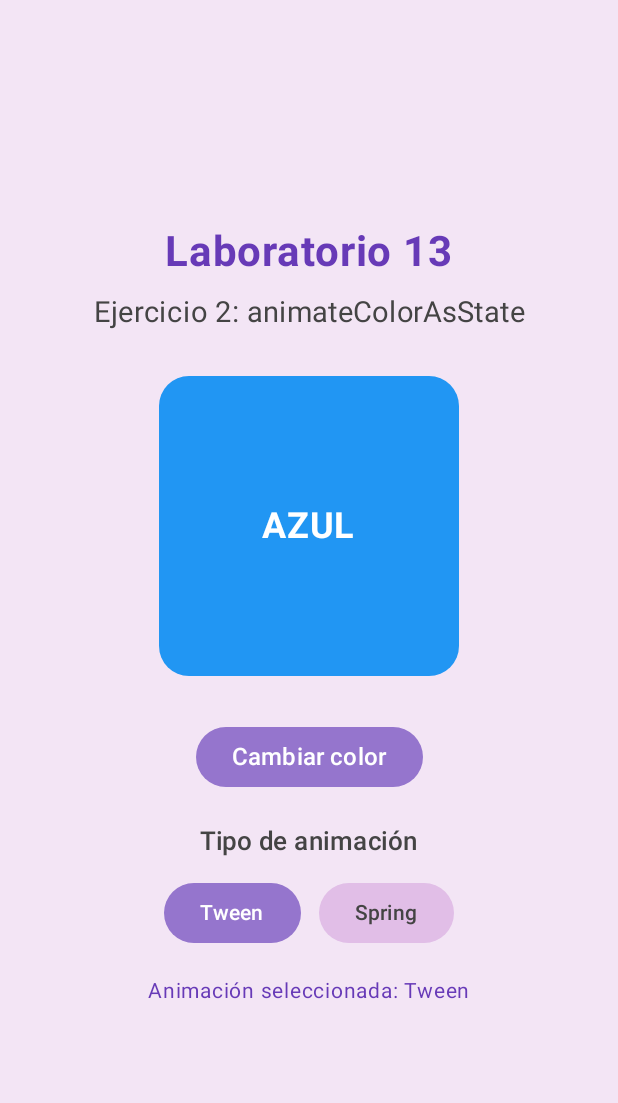
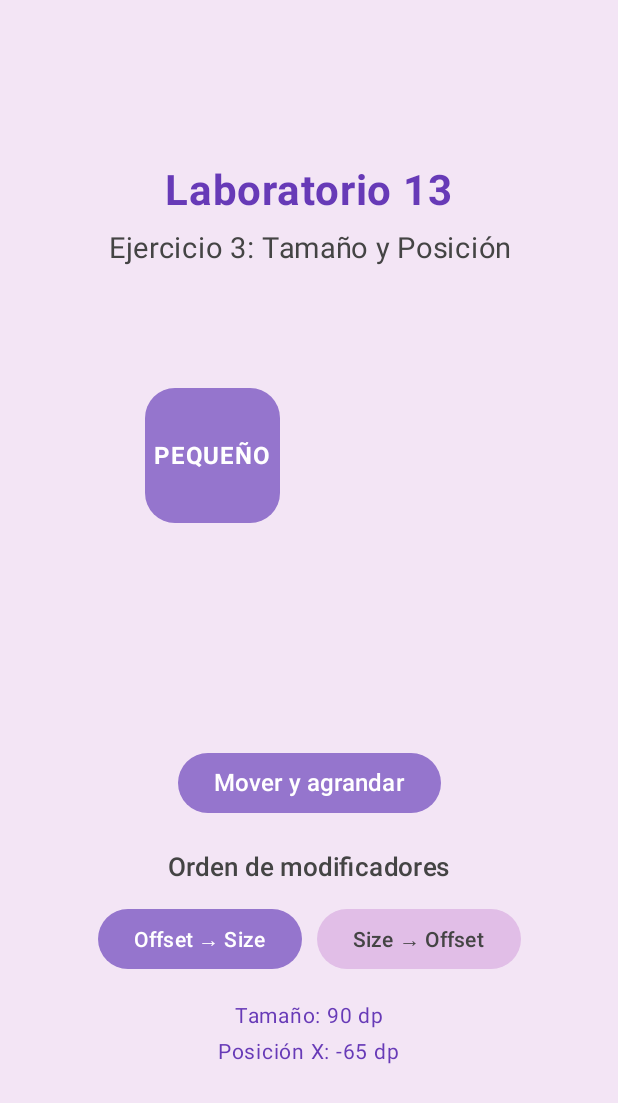
Before and after one commit to ariadnacoyla-max/AnimacionesLab13, an Android app built with Jetpack Compose: the screen it shows after launch (MainActivity), on a phone screen of 412 x 824 dp. Shown: the top 1103 px of the screen. Run offline under Robolectric (Android 15) with nearby library versions, the phone set to English and light mode, and no system bars.

Commit message:
Implementar ejercicio 3 animacion de tamano y posicion

```diff
--- /dev/null
+++ b/app/src/main/java/com/tecsup/animacioneslab13/Ejercicio3.kt
@@ -0,0 +1,201 @@
+package com.tecsup.animacioneslab13
+
+import androidx.compose.animation.core.animateDpAsState
+import androidx.compose.animation.core.tween
+import androidx.compose.foundation.background
+import androidx.compose.foundation.layout.*
+import androidx.compose.foundation.shape.RoundedCornerShape
+import androidx.compose.material3.*
+import androidx.compose.runtime.*
+import androidx.compose.ui.Alignment
+import androidx.compose.ui.Modifier
+import androidx.compose.ui.graphics.Color
+import androidx.compose.ui.text.font.FontWeight
+import androidx.compose.ui.text.style.TextAlign
+import androidx.compose.ui.tooling.preview.Preview
+import androidx.compose.ui.unit.dp
+import androidx.compose.ui.unit.sp
+
+@Composable
+fun PantallaEjercicio3(modifier: Modifier = Modifier) {
+
+    // Controla si el cuadro está expandido.
+    var expandido by remember { mutableStateOf(false) }
+
+    // Permite experimentar con el orden de los modificadores.
+    var offsetPrimero by remember { mutableStateOf(true) }
+
+    val lila = Color(0xFF9575CD)
+    val fondoLila = Color(0xFFF3E5F5)
+
+    // Anima el tamaño del cuadro.
+    val tamanoAnimado by animateDpAsState(
+        targetValue = if (expandido) 150.dp else 90.dp,
+        animationSpec = tween(durationMillis = 1000),
+        label = "AnimacionTamano"
+    )
+
+    // Anima la posición horizontal del cuadro.
+    val posicionX by animateDpAsState(
+        targetValue = if (expandido) 65.dp else (-65).dp,
+        animationSpec = tween(durationMillis = 1000),
+        label = "AnimacionPosicionX"
+    )
+
+    // Anima la posición vertical del cuadro.
+    val posicionY by animateDpAsState(
+        targetValue = if (expandido) 35.dp else (-35).dp,
+        animationSpec = tween(durationMillis = 1000),
+        label = "AnimacionPosicionY"
+    )
+
+    Column(
+        modifier = modifier
+            .fillMaxSize()
+            .background(fondoLila)
+            .padding(20.dp),
+        horizontalAlignment = Alignment.CenterHorizontally,
+        verticalArrangement = Arrangement.Center
+    ) {
+
+        Text(
+            text = "Laboratorio 13",
+            fontSize = 28.sp,
+            fontWeight = FontWeight.Bold,
+            color = Color(0xFF673AB7)
+        )
+
+        Spacer(modifier = Modifier.height(10.dp))
+
+        Text(
+            text = "Ejercicio 3: Tamaño y Posición",
+            fontSize = 19.sp,
+            color = Color.DarkGray,
+            textAlign = TextAlign.Center
+        )
+
+        Spacer(modifier = Modifier.height(20.dp))
+
+        // Área que contiene el cuadro animado.
+        Box(
+            modifier = Modifier
+                .fillMaxWidth()
+                .height(280.dp),
+            contentAlignment = Alignment.Center
+        ) {
+
+            // Permite comparar el orden de offset y size.
+            val modificadorCuadro =
+                if (offsetPrimero) {
+                    Modifier
+                        .offset(x = posicionX, y = posicionY)
+                        .size(tamanoAnimado)
+                } else {
+                    Modifier
+                        .size(tamanoAnimado)
+                        .offset(x = posicionX, y = posicionY)
+                }
+
+            Box(
+                modifier = modificadorCuadro
+                    .background(
+                        color = lila,
+                        shape = RoundedCornerShape(20.dp)
+                    ),
+                contentAlignment = Alignment.Center
+            ) {
+                Text(
+                    text = if (expandido) "GRANDE" else "PEQUEÑO",
+                    color = Color.White,
+                    fontSize = 16.sp,
+                    fontWeight = FontWeight.Bold
+                )
+            }
+        }
+
+        Spacer(modifier = Modifier.height(20.dp))
+
+        // Botón que activa el movimiento y el cambio de tamaño.
+        Button(
+            onClick = {
+                expandido = !expandido
+            },
+            colors = ButtonDefaults.buttonColors(
+                containerColor = lila
+            )
+        ) {
+            Text(
+                text = if (expandido)
+                    "Volver al inicio"
+                else
+                    "Mover y agrandar",
+                fontSize = 16.sp
+            )
+        }
+
+        Spacer(modifier = Modifier.height(20.dp))
+
+        Text(
+            text = "Orden de modificadores",
+            fontSize = 17.sp,
+            fontWeight = FontWeight.SemiBold,
+            color = Color.DarkGray
+        )
+
+        Spacer(modifier = Modifier.height(12.dp))
+
+        Row(
+            horizontalArrangement = Arrangement.spacedBy(10.dp),
+            verticalAlignment = Alignment.CenterVertically
+        ) {
+
+            Button(
+                onClick = { offsetPrimero = true },
+                colors = ButtonDefaults.buttonColors(
+                    containerColor = if (offsetPrimero)
+                        lila else Color(0xFFE1BEE7)
+                )
+            ) {
+                Text(
+                    "Offset → Size",
+                    color = if (offsetPrimero)
+                        Color.White else Color.DarkGray
+                )
+            }
+
+            Button(
+                onClick = { offsetPrimero = false },
+                colors = ButtonDefaults.buttonColors(
+                    containerColor = if (!offsetPrimero)
+                        lila else Color(0xFFE1BEE7)
+                )
+            ) {
+                Text(
+                    "Size → Offset",
+                    color = if (!offsetPrimero)
+                        Color.White else Color.DarkGray
+                )
+            }
+        }
+
+        Spacer(modifier = Modifier.height(15.dp))
+
+        Text(
+            text = "Tamaño: ${tamanoAnimado.value.toInt()} dp",
+            fontSize = 14.sp,
+            color = Color(0xFF673AB7)
+        )
+
+        Text(
+            text = "Posición X: ${posicionX.value.toInt()} dp",
+            fontSize = 14.sp,
+            color = Color(0xFF673AB7)
+        )
+    }
+}
+
+@Preview(showBackground = true)
+@Composable
+fun Ejercicio3Preview() {
+    PantallaEjercicio3()
+}
--- a/app/src/main/java/com/tecsup/animacioneslab13/MainActivity.kt
+++ b/app/src/main/java/com/tecsup/animacioneslab13/MainActivity.kt
@@ -38,9 +38,9 @@ class MainActivity : ComponentActivity() {
                     modifier = Modifier.fillMaxSize(),
                     containerColor = FondoLila
                 ) { innerPadding ->
-                    PantallaEjercicio2(
+                    PantallaEjercicio3(
                         modifier = Modifier.padding(innerPadding)
-                                        )
+                    )
                 }
             }
         }
```
